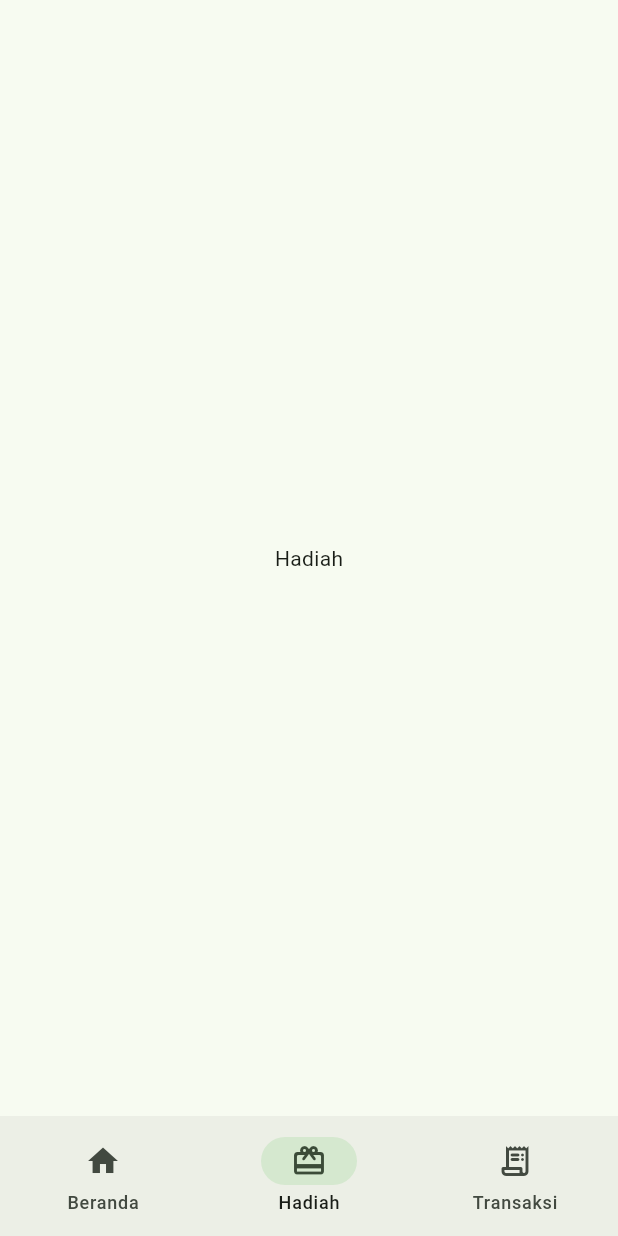
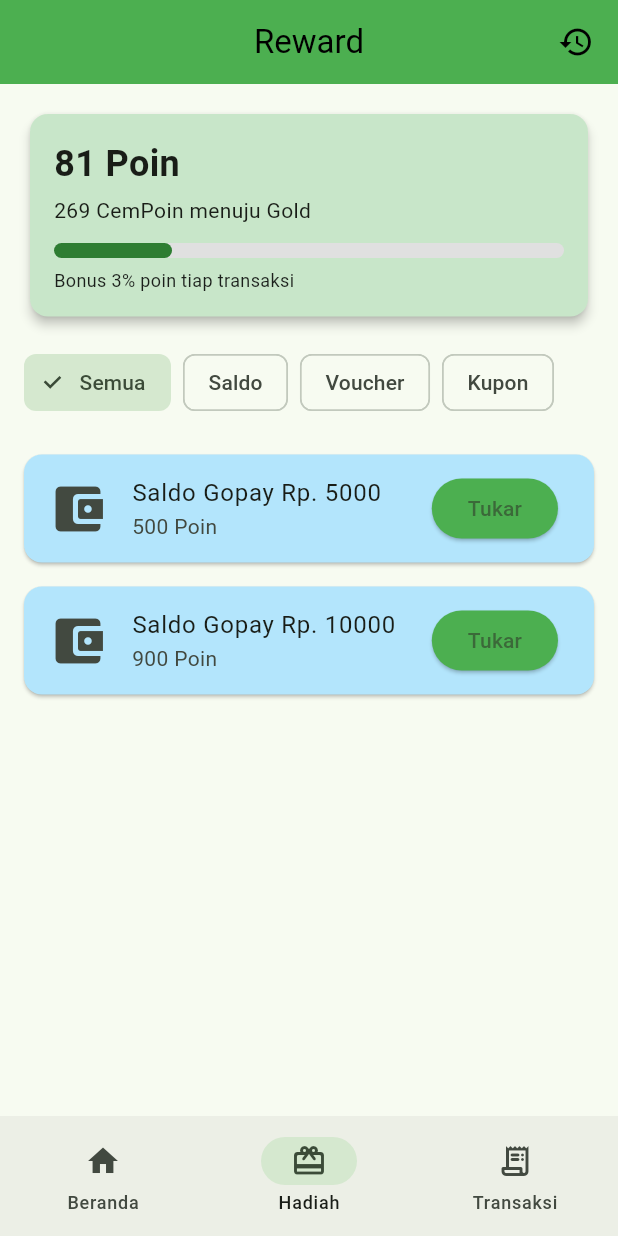
Before and after one commit to lyfesan/cemungut_app, a Flutter app: the screen it shows once a user with an empty profile is signed in, item 2 of the bottom bar chosen, on a phone screen of 412 x 824 dp. Run offline on Flutter 3.47's test engine with Material 3 defaults, Android fonts, the phone set to English and light mode, and no system bars; our stand-ins replace cloud_firestore, firebase_auth, firebase_core, flex_color_scheme, flutter_map, geolocator and 2 more; accounts and stored records are empty; generated files the repository leaves out were written again.

Commit message:
ui reward

```diff
--- a/lib/presentation/screens/navigation_menu.dart
+++ b/lib/presentation/screens/navigation_menu.dart
@@ -1,6 +1,8 @@
 import 'package:flutter/material.dart';
 import 'package:get/get.dart';
 import 'home_screen.dart';
+import 'reward/reward_screen.dart';
+
 
 class NavigationMenu extends StatelessWidget {
   NavigationMenu({super.key});
@@ -8,7 +10,7 @@
 
   final List<Widget> screens = const [
     HomeScreen(),
-    Center(child: Text('Hadiah')),
+    RewardScreen(),
     Center(child: Text('Transaksi')),
   ];
 
--- /dev/null
+++ b/lib/presentation/screens/reward/reward_screen.dart
@@ -0,0 +1,107 @@
+import 'package:flutter/material.dart';
+
+class RewardScreen extends StatelessWidget {
+  const RewardScreen({super.key});
+
+  @override
+  Widget build(BuildContext context) {
+    return Scaffold(
+      appBar: AppBar(
+        title: const Text("Reward"),
+        centerTitle: true,
+        backgroundColor: Colors.green,
+        actions: const [
+          Padding(
+            padding: EdgeInsets.only(right: 16.0),
+            child: Icon(Icons.history), // ikon histori
+          ),
+        ],
+      ),
+      body: Padding(
+        padding: const EdgeInsets.all(16),
+        child: Column(
+          crossAxisAlignment: CrossAxisAlignment.start,
+          children: [
+            _buildPointsCard(context),
+            const SizedBox(height: 16),
+            _buildFilterChips(),
+            const SizedBox(height: 16),
+            Expanded(child: _buildRewardList()),
+          ],
+        ),
+      ),
+    );
+  }
+
+  Widget _buildPointsCard(BuildContext context) {
+    return Card(
+      elevation: 3,
+      shape: RoundedRectangleBorder(borderRadius: BorderRadius.circular(12)),
+      color: Colors.green[100],
+      child: Padding(
+        padding: const EdgeInsets.all(16),
+        child: Column(
+          crossAxisAlignment: CrossAxisAlignment.start,
+          children: [
+            const Text("81 Poin",
+                style: TextStyle(fontSize: 24, fontWeight: FontWeight.bold)),
+            const SizedBox(height: 4),
+            Text("269 CemPoin menuju Gold",
+                style: Theme.of(context).textTheme.bodyMedium),
+            const SizedBox(height: 12),
+            LinearProgressIndicator(
+              value: 81 / 350,
+              backgroundColor: Colors.grey[300],
+              color: Colors.green[800],
+              minHeight: 10,
+              borderRadius: BorderRadius.circular(5),
+            ),
+            const SizedBox(height: 6),
+            const Text("Bonus 3% poin tiap transaksi",
+                style: TextStyle(fontSize: 12, color: Colors.black87)),
+          ],
+        ),
+      ),
+    );
+  }
+
+  Widget _buildFilterChips() {
+    return Wrap(
+      spacing: 8,
+      children: [
+        FilterChip(label: const Text("Semua"), selected: true, onSelected: (_) {}),
+        FilterChip(label: const Text("Saldo"), selected: false, onSelected: (_) {}),
+        FilterChip(label: const Text("Voucher"), selected: false, onSelected: (_) {}),
+        FilterChip(label: const Text("Kupon"), selected: false, onSelected: (_) {}),
+      ],
+    );
+  }
+
+  Widget _buildRewardList() {
+    final rewards = [
+      {'name': 'Saldo Gopay Rp. 5000', 'point': 500},
+      {'name': 'Saldo Gopay Rp. 10000', 'point': 900},
+    ];
+
+    return ListView.builder(
+      itemCount: rewards.length,
+      itemBuilder: (context, index) {
+        final reward = rewards[index];
+        return Card(
+          margin: const EdgeInsets.symmetric(vertical: 8),
+          color: Colors.lightBlue[100],
+          child: ListTile(
+            leading: const Icon(Icons.account_balance_wallet_rounded, size: 40),
+            title: Text("${reward['name']}"),
+            subtitle: Text("${reward['point']} Poin"),
+            trailing: ElevatedButton(
+              onPressed: () {},
+              style: ElevatedButton.styleFrom(backgroundColor: Colors.green),
+              child: const Text("Tukar"),
+            ),
+          ),
+        );
+      },
+    );
+  }
+}
```
